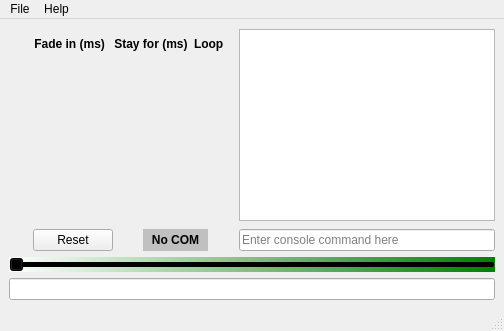
First picture: the form in MeshConsole/FireflyControl.ui, repository Kreyl/armlet, before the edit.
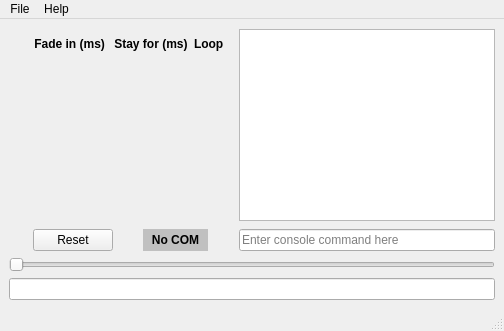
Second picture: the form after the edit. Icons and pictures are not drawn. Custom widgets are drawn as their Qt base class.

Diff of the .ui file:
```diff
--- a/MeshConsole/FireflyControl.ui
+++ b/MeshConsole/FireflyControl.ui
@@ -233,9 +233,6 @@
     </item>
     <item row="2" column="0" colspan="2">
      <widget class="QSlider" name="graphSlider">
-      <property name="styleSheet">
-       <string notr="true">background: qlineargradient(spread:pad, x1:0, y1:0, x2:1, y2:0, stop:0 white, stop:1 green)</string>
-      </property>
       <property name="orientation">
        <enum>Qt::Horizontal</enum>
       </property>
```
Left out of the diff: 208 changed lines with no effect on the pictures.
